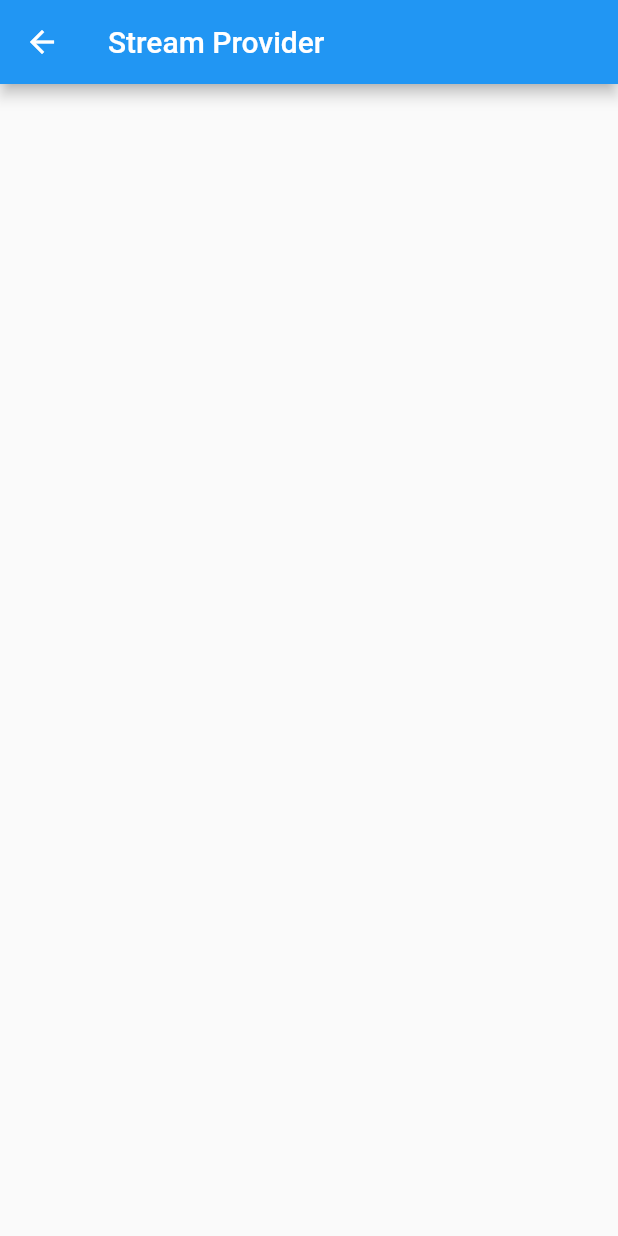
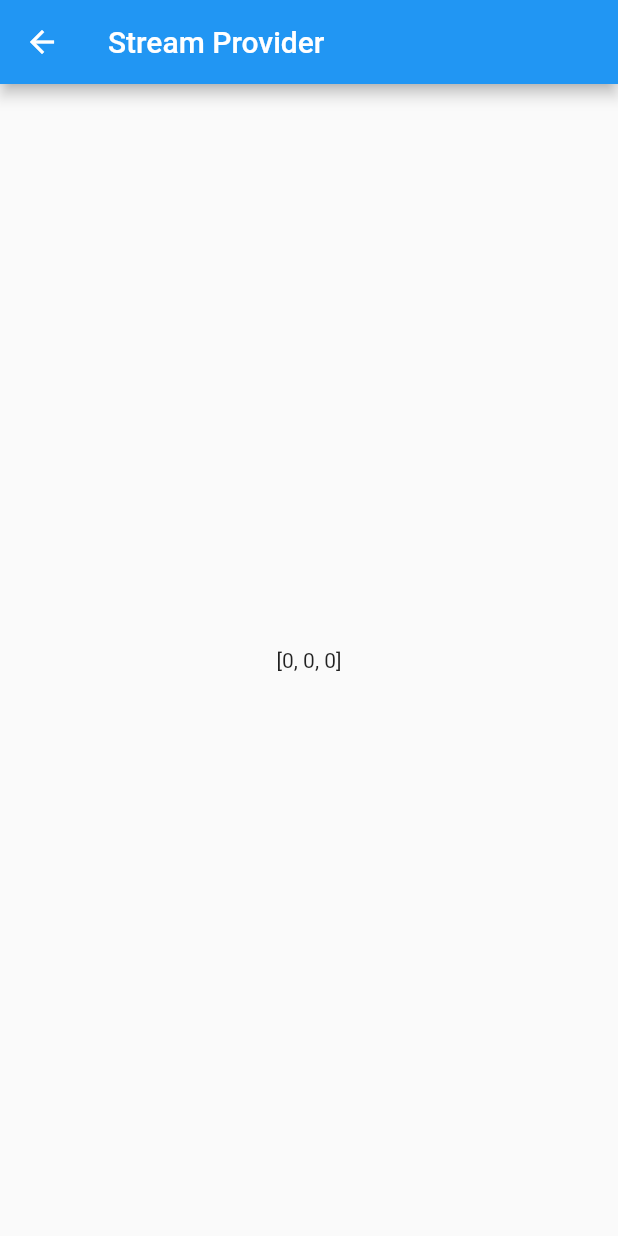
Before and after one commit to wogks/riverpod_practice, a Flutter app: the screen it shows after launch, after a tap on "Stream Provider Screen", on a phone screen of 412 x 824 dp. Run offline on Flutter 3.47's test engine with Material 2 defaults, Android fonts, the phone set to English and light mode, and no system bars; our stand-ins replace flutter_riverpod.

Commit message:
Feat: stream provider

```diff
--- a/lib/riverpod/stream_provider.dart
+++ b/lib/riverpod/stream_provider.dart
@@ -5,7 +5,7 @@ final multipleStreamProvider = StreamProvider<List<int>>(
     for (int i = 0; i < 10; i++) {
       await Future.delayed(const Duration(seconds: 1));
 
-      yield List.generate(3, (index) => index * 1);
+      yield List.generate(3, (index) => index * i);
     }
   },
 );
--- a/lib/screen/stream_provider_screen.dart
+++ b/lib/screen/stream_provider_screen.dart
@@ -1,17 +1,25 @@
 import 'package:flutter/material.dart';
+import 'package:flutter_riverpod/flutter_riverpod.dart';
 
 import 'package:riverpodpractice/layout/default_layout.dart';
+import 'package:riverpodpractice/riverpod/stream_provider.dart';
 
-class StreamProviderScreen extends StatelessWidget {
+class StreamProviderScreen extends ConsumerWidget {
   const StreamProviderScreen({super.key});
 
   @override
-  Widget build(BuildContext context) {
+  Widget build(BuildContext context, WidgetRef ref) {
+    final state = ref.watch(multipleStreamProvider);
     return DefaultLayout(
-      title: 'Stream Provider',
-      body: Column(
-        children: const [],
-      ),
-    );
+        title: 'Stream Provider',
+        body: Center(
+          child: state.when(
+            data: (data) {
+              return Text(data.toString());
+            },
+            error: (error, stackTrace) => Text(error.toString()),
+            loading: () => const CircularProgressIndicator(),
+          ),
+        ));
   }
 }
```
